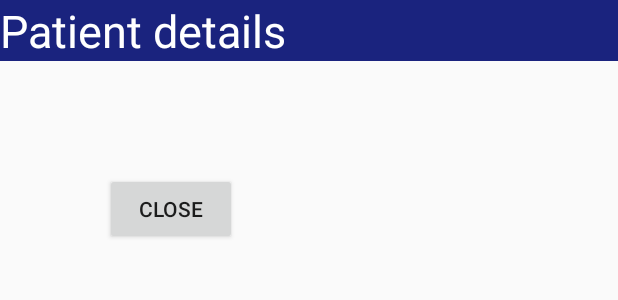
After one commit to mimanshagupta/Doclife, an Android app: the layout dialogue_item.xml on its own in the app's theme, with its tools: preview values and no code run, on a phone screen of 412 x 824 dp. The commit adds this screen. Shown: the top 300 px of the screen. Run offline under Robolectric (Android 15) with nearby library versions, the phone set to English and light mode, and no system bars.

Commit message:
Cardview with dialogue box on click

```diff
--- a/app/src/main/java/com/hci/doclife/Persons.java
+++ b/app/src/main/java/com/hci/doclife/Persons.java
@@ -7,11 +7,14 @@ public class Persons {
    String name;
     String age;
     int photoId;
+    String details;
 
-    Persons(String name, String age, int photoId) {
+    Persons(String name, String age, int photoId,String details) {
         this.name = name;
         this.age = age;
         this.photoId = photoId;
+        this.details=details;
+
     }
 
 
--- /dev/null
+++ b/app/src/main/res/layout/dialogue_item.xml
@@ -0,0 +1,37 @@
+<?xml version="1.0" encoding="utf-8"?>
+<LinearLayout xmlns:android="http://schemas.android.com/apk/res/android"
+    android:orientation="vertical" android:layout_width="match_parent"
+    android:layout_height="match_parent">
+    <TextView
+        android:layout_width="fill_parent"
+        android:background="#1A237E"
+        android:text="Patient details"
+        android:textAlignment="center"
+        android:textSize="30sp"
+        android:textColor="#ffffff"
+        android:layout_height="wrap_content" />
+
+    <TextView
+        android:id="@+id/name"
+        android:layout_marginTop="10dp"
+        android:textSize="20sp"
+        android:paddingLeft="10dp"
+        android:layout_width="wrap_content"
+        android:layout_height="wrap_content" />
+    <TextView
+        android:id="@+id/patienthistory"
+        android:textSize="20sp"
+        android:paddingLeft="10dp"
+        android:layout_marginTop="10dp"
+        android:layout_width="wrap_content"
+        android:layout_height="wrap_content" />
+
+    <Button
+        android:layout_width="wrap_content"
+        android:text="Close"
+        android:id="@+id/close"
+        android:layout_marginLeft="70dp"
+        android:layout_height="wrap_content" />
+
+
+</LinearLayout>
--- a/app/src/main/res/layout/item.xml
+++ b/app/src/main/res/layout/item.xml
@@ -4,6 +4,10 @@
         android:layout_width="match_parent"
         android:layout_height="wrap_content"
         android:layout_marginTop="20dp"
+       android:layout_marginLeft="30dp"
+        android:clickable="true"
+        android:focusable="true"
+        android:foreground="?android:selectableItemBackground"
         android:id="@+id/cv">
 
         <RelativeLayout
```
Also changed, not shown: app/src/main/java/com/hci/doclife/DoctorMode.java (+4 -4 lines), app/src/main/java/com/hci/doclife/RVAdapter.java (+63 -3 lines).
